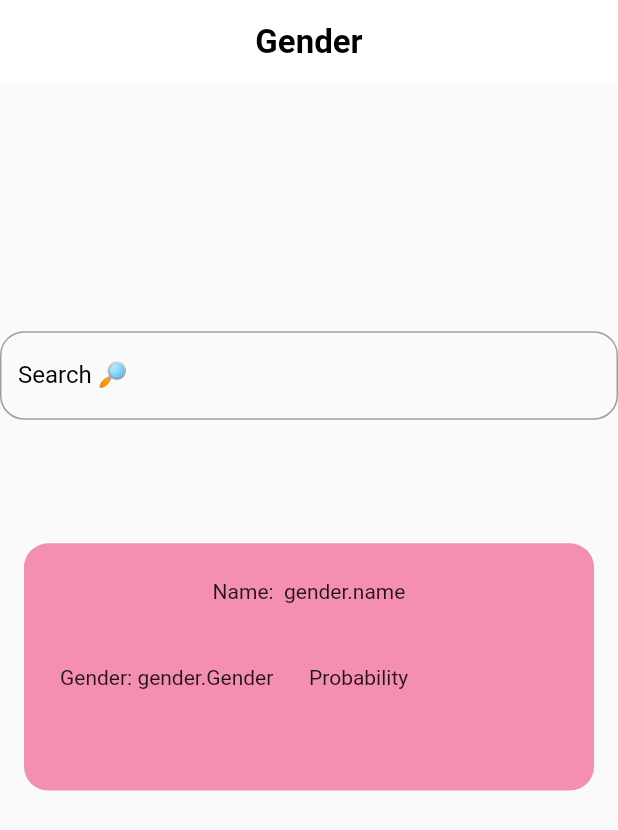
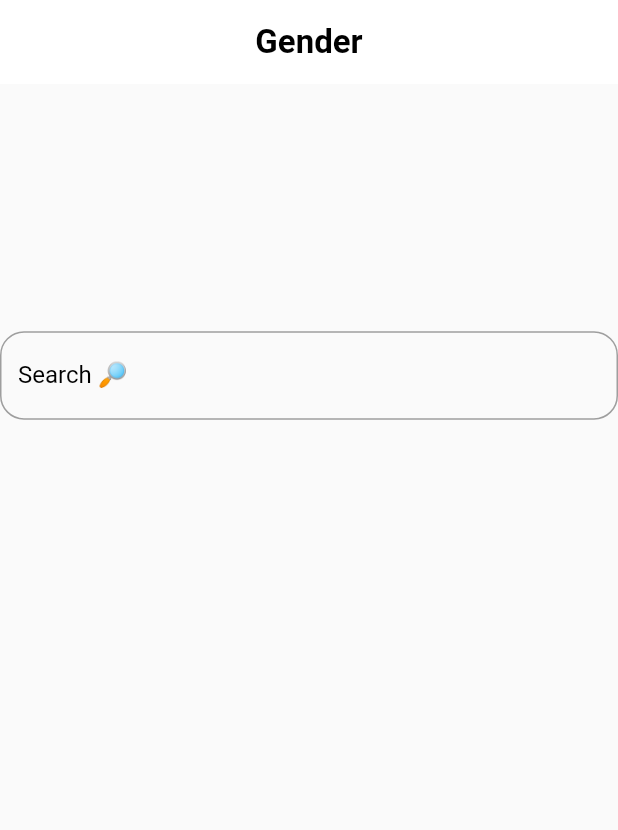
Before and after one commit to mostafaramadanhamed/genderize, a Flutter app: the screen it shows after launch, on a phone screen of 412 x 824 dp. Shown: the top 830 px of the screen. Run offline on Flutter 3.47's test engine with Material 2 defaults, Android fonts, the phone set to English and light mode, and no system bars; our stand-ins replace dio, flutter_bloc.

Commit message:
edit ui in home screen

```diff
--- a/lib/cubit/app_cubit.dart
+++ b/lib/cubit/app_cubit.dart
@@ -16,7 +16,7 @@ class AppCubit extends Cubit<AppStates>{
 
 
      await DioHelper().getData(name: name).then((value) {
-       emit(AppSuccessState());
+       emit(AppSuccessState(value));
        data=value;
        GenderModel.fromJson(data);
      }).catchError((error){
--- a/lib/cubit/app_states.dart
+++ b/lib/cubit/app_states.dart
@@ -1,5 +1,12 @@
+import 'package:genderize/data/model/data_model.dart';
+
 abstract class AppStates{}
 class AppInitialState extends AppStates{}
 class AppLoadingState extends AppStates{}
-class AppSuccessState extends AppStates{}
+class AppSuccessState extends AppStates{
+  final Map<String,dynamic>gender;
+
+  AppSuccessState(this.gender);
+
+}
 class AppErrorState extends AppStates{}
--- a/lib/view/home_screen.dart
+++ b/lib/view/home_screen.dart
@@ -16,13 +16,12 @@ class _HomeScreenState extends State<HomeScreen> {
   final GlobalKey<FormState> formKey =GlobalKey();
   // GenderModel  gender;
   AutovalidateMode autovalidateMode=AutovalidateMode.disabled;
-
+bool isClick=false;
   @override
   Widget build(BuildContext context) {
     return BlocProvider(
       create: (context)=>AppCubit(),
-      child: BlocBuilder<AppCubit,AppStates> (
-        builder: (context,state)=>Scaffold(
+      child: Scaffold(
           appBar: buildAppBar(),
           body: SingleChildScrollView(
             child: Form(
@@ -39,7 +38,8 @@ class _HomeScreenState extends State<HomeScreen> {
                       if(formKey.currentState!.validate()){
                         formKey.currentState!.save();
                         AppCubit().getData(name: va);
-
+                        isClick= !isClick;
+                        setState((){});
                       }
                       else{
                         autovalidateMode=AutovalidateMode.always;
@@ -49,7 +49,9 @@ class _HomeScreenState extends State<HomeScreen> {
                   SizedBox(
                     height: MediaQuery.of(context).size.height/10,
                   ),
-                  Container(
+            BlocBuilder<AppCubit,AppStates> (
+              builder: (context,state){
+                return isClick?        Container(
                   margin: const EdgeInsets.symmetric(horizontal: 16),
                   padding: const EdgeInsets.all( 24),
                   height:MediaQuery.of(context).size.height/5 ,
@@ -75,12 +77,12 @@ class _HomeScreenState extends State<HomeScreen> {
 
                     ],
                   ),
-                  )
+                ):Container();
+              }
+            ),
                 ],
               ),
-            ),
-          ),
-        ),
+            ),),
       ),
     );
   }
```
Lines whose indentation alone changed are shown as unchanged.
